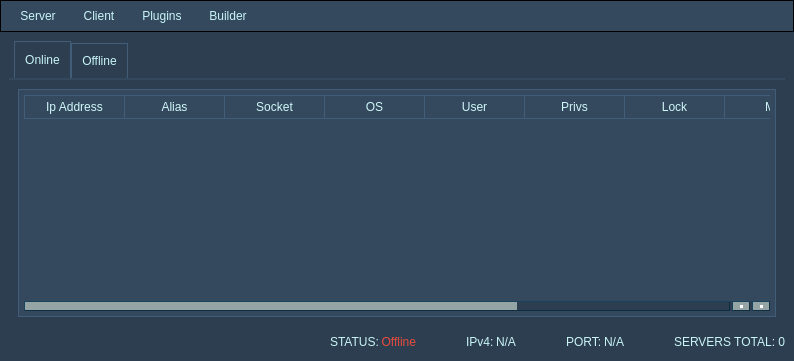
The window that source/gui.ui (5l1v3r1/Moderat) describes before a commit, drawn with Qt 5.
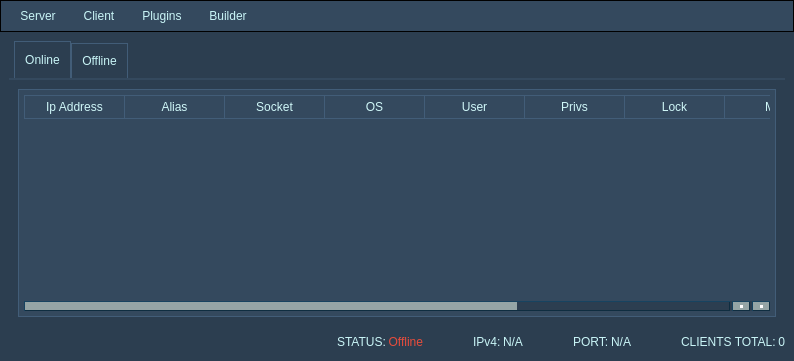
The same window after the commit. Icons and pictures are not drawn.

```diff
--- a/source/gui.ui
+++ b/source/gui.ui
@@ -260,7 +260,7 @@
            <string notr="true">border: none;</string>
           </property>
           <property name="text">
-           <string>SERVERS TOTAL:</string>
+           <string>CLIENTS TOTAL:</string>
           </property>
          </widget>
         </item>
```
Left out of the diff: 6 changed lines with no effect on the pictures.
